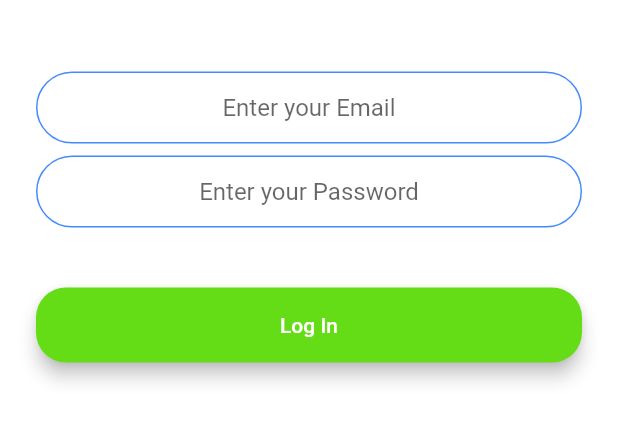
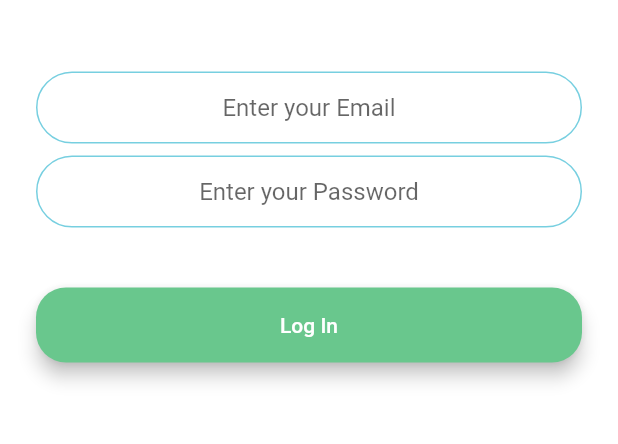
Before and after one commit to mokshkant7/HummingBird, a Flutter app: the screen it shows after launch, after a tap on "Log In", on a phone screen of 412 x 824 dp, the part 500-944 px from its top. Run offline on Flutter 3.47's test engine with Material 2 defaults, Android fonts, the phone set to English and light mode, and no system bars; our stand-ins replace animated_text_kit, cloud_firestore, firebase_auth, modal_progress_hud; accounts and stored records are empty.

Commit message:
UI color scheme update + Logo Update

```diff
--- a/lib/constants.dart
+++ b/lib/constants.dart
@@ -1,7 +1,7 @@
 import 'package:flutter/material.dart';
 
 const kSendButtonTextStyle = TextStyle(
-  color: Colors.lightBlueAccent,
+  color: Color(0xFF79C7A9),
   fontWeight: FontWeight.bold,
   fontSize: 18.0,
 );
@@ -15,7 +15,7 @@ const kMessageTextFieldDecoration = InputDecoration(
 const kMessageContainerDecoration = BoxDecoration(
   color: Colors.white,
   border: Border(
-    top: BorderSide(color: Colors.lightBlueAccent, width: 2.0),
+    top: BorderSide(color: Color(0xFFffa87d), width: 2.0),
   ),
 );
 
@@ -26,11 +26,11 @@ const kTextFieldDecoration = InputDecoration(
     borderRadius: BorderRadius.all(Radius.circular(32.0)),
   ),
   enabledBorder: OutlineInputBorder(
-    borderSide: BorderSide(color: Colors.blueAccent, width: 1.0),
+    borderSide: BorderSide(color: Color(0xFF77cfe0), width: 1.0),
     borderRadius: BorderRadius.all(Radius.circular(32.0)),
   ),
   focusedBorder: OutlineInputBorder(
-    borderSide: BorderSide(color: Colors.blueAccent, width: 2.0),
+    borderSide: BorderSide(color: Color(0xFFFAD09D), width: 2.0),
     borderRadius: BorderRadius.all(Radius.circular(32.0)),
   ),
 );
--- a/lib/screens/chat_screen.dart
+++ b/lib/screens/chat_screen.dart
@@ -60,7 +60,7 @@ class _ChatScreenState extends State<ChatScreen> {
             Opacity(
               opacity: 0.2,
               child: Image.asset(
-                'images/Back.png',
+                'images/Back2.png',
                 fit: BoxFit.cover,
               ),
             ),
@@ -186,8 +186,7 @@ class MessageBubble extends StatelessWidget {
                       bottomLeft: Radius.circular(30.0),
                       bottomRight: Radius.circular(30.0)),
               elevation: 15.0,
-              color:
-                  isMe ? Colors.lightBlueAccent : Colors.lightGreenAccent[700],
+              color: isMe ? Color(0xFF79C7A9) : Color(0xFFFAD09D),
               child: Padding(
                 padding: const EdgeInsets.symmetric(
                     vertical: 10.0, horizontal: 20.0),
--- a/lib/screens/login_screen.dart
+++ b/lib/screens/login_screen.dart
@@ -69,7 +69,7 @@ class _LoginScreenState extends State<LoginScreen> {
               ),
               RoundedButton(
                 title: 'Log In',
-                colour: Colors.lightGreenAccent[700],
+                colour: Color(0xFF69c78d),
                 onPressed: () async {
                   setState(() {
                     showSpinner = true;
--- a/lib/screens/registration_screen.dart
+++ b/lib/screens/registration_screen.dart
@@ -84,7 +84,7 @@ class _RegistrationScreenState extends State<RegistrationScreen> {
               ),
               RoundedButton(
                 title: 'Register',
-                colour: Colors.blueAccent[400],
+                colour: Color(0xFF5784E6),
                 onPressed: () async {
                   setState(() {
                     showSpinner = true;
--- a/lib/screens/welcome_screen.dart
+++ b/lib/screens/welcome_screen.dart
@@ -46,36 +46,46 @@ class _WelcomeScreenState extends State<
   Widget build(BuildContext context) {
     return Scaffold(
       backgroundColor: Colors.white,
-      body: Padding(
+      body: SafeArea(
+        child: Stack(
+          children: <Widget>[
+            Opacity(
+              opacity: 0.4,
+              child: Image.asset(
+                'images/Back3.png',
+                fit: BoxFit.cover,
+              ),
+            ),
+            Padding(
               padding: EdgeInsets.symmetric(horizontal: 24.0),
               child: Column(
                 mainAxisAlignment: MainAxisAlignment.center,
                 crossAxisAlignment: CrossAxisAlignment.stretch,
                 children: <Widget>[
-            Row(
+                  Column(
                     children: <Widget>[
                       Hero(
                         tag: 'logo',
                         child: Container(
-                    child: Image.asset('images/logo.png'),
-                    height: 80.0,
+                          child: Image.asset('images/HummingBirdLogo.png'),
+                          height: 120.0,
                         ),
                       ),
-                ColorizeAnimatedTextKit(
-                  text: ['  HummingBird'],
-                  textStyle: TextStyle(
-                    fontSize: 40.0,
-                    fontWeight: FontWeight.w900,
-                  ),
-                  colors: [
-                    Colors.teal,
-                    Colors.blue,
-                    Colors.blueAccent,
-                    Colors.green,
-                    Colors.lightGreenAccent,
-                    Colors.teal,
-                  ],
-                ),
+                      //ColorizeAnimatedTextKit(
+                      // text: ['HummingBird'],
+                      //textStyle: TextStyle(
+                      // fontSize: 40.0,
+                      //fontWeight: FontWeight.w900,
+                      //),
+                      //colors: [
+                      //Colors.teal,
+                      // Colors.blue,
+                      // Colors.blueAccent,
+                      // Colors.green,
+                      // Colors.lightGreenAccent,
+                      // Colors.teal,
+                      //],
+                      //)
                     ],
                   ),
                   SizedBox(
@@ -83,14 +93,14 @@ class _WelcomeScreenState extends State<
                   ),
                   RoundedButton(
                     title: 'Log In',
-              colour: Colors.lightGreenAccent[700],
+                    colour: Color(0xFF69c78d),
                     onPressed: () {
                       Navigator.pushNamed(context, LoginScreen.id);
                     },
                   ),
                   RoundedButton(
                     title: 'Register',
-              colour: Colors.blueAccent[400],
+                    colour: Color(0xFF5784E6),
                     onPressed: () {
                       Navigator.pushNamed(context, RegistrationScreen.id);
                     },
@@ -98,6 +108,9 @@ class _WelcomeScreenState extends State<
                 ],
               ),
             ),
+          ],
+        ),
+      ),
     );
   }
 }
```
Also changed, not shown: images/Back2.png (added), images/Back3.png (added), images/HummingBirdLogo.png (added). Lines whose indentation alone changed are shown as unchanged.
